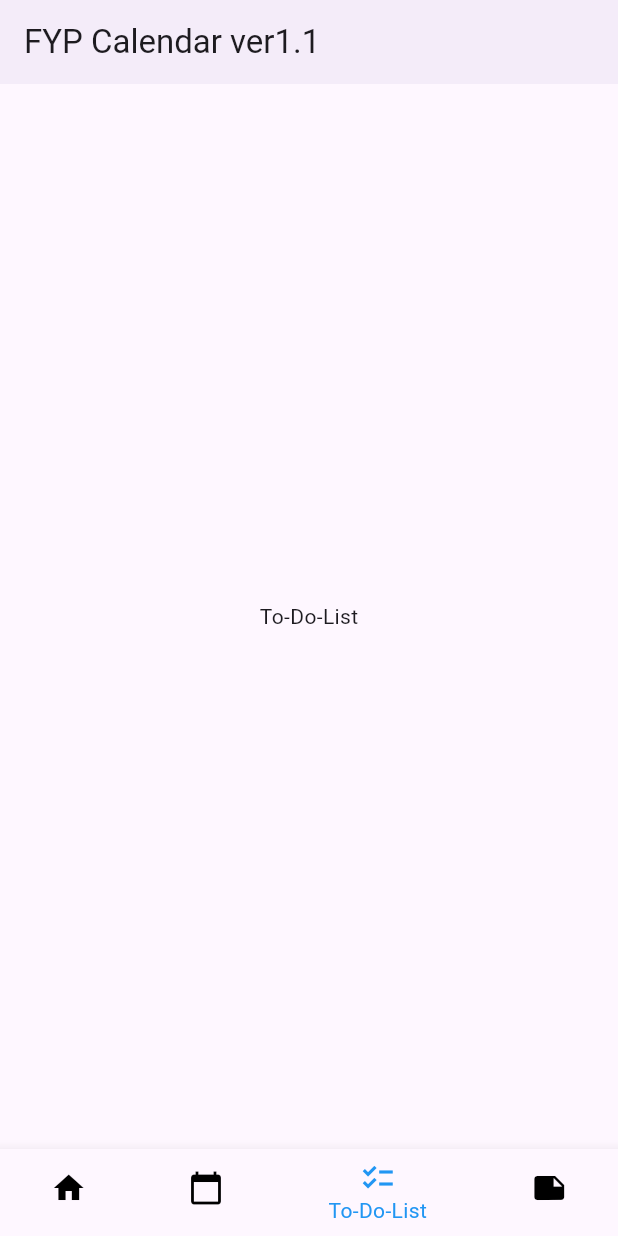
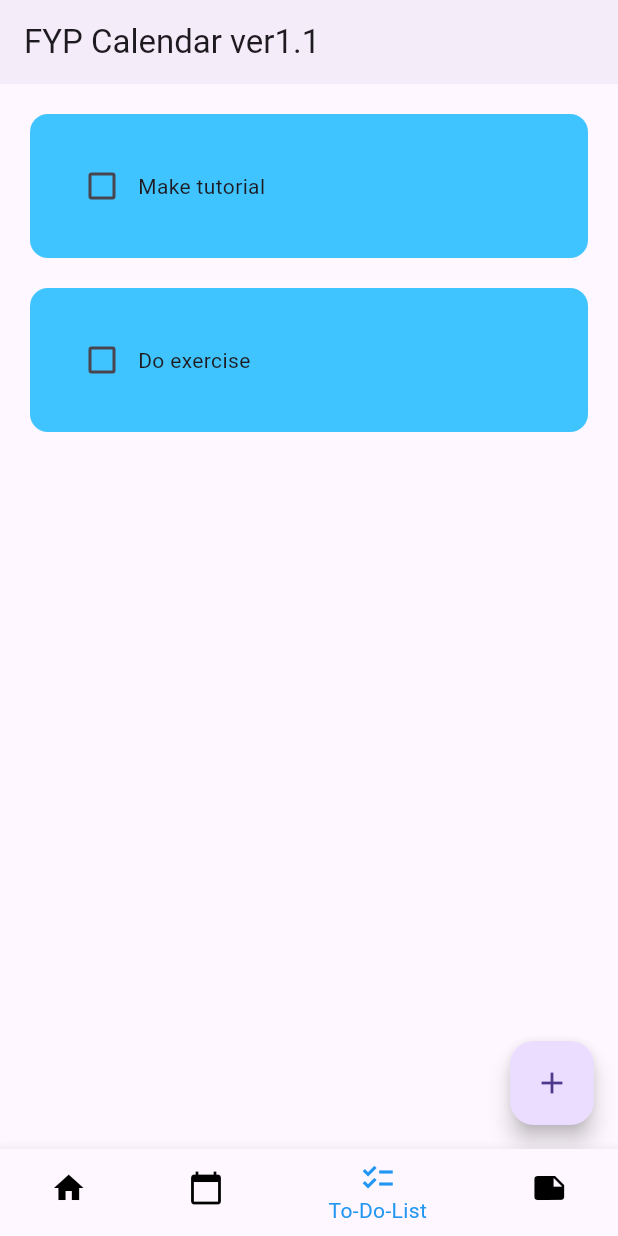
Before and after one commit to Kiu82012/FYP_202425_TaskManagementMobileApp, a Flutter app: the screen it shows after launch, swiped to page 3, on a phone screen of 412 x 824 dp. Run offline on Flutter 3.47's test engine with Material 3 defaults, Android fonts, the phone set to English and light mode, and no system bars; drawn by our look-alikes of flutter_slidable; missing offline and left inert: clean_calendar.

Commit message:
To do list
Add ,delete  function

```diff
--- /dev/null
+++ b/fyp/lib/ToDoList.dart
@@ -0,0 +1,55 @@
+import 'package:flutter/material.dart';
+import 'package:flutter_slidable/flutter_slidable.dart';
+
+class Todolist extends StatelessWidget {
+  final String taskName;
+  final bool taskCompleted;
+  Function(bool?)? onChanged;
+  Function(BuildContext)? deleteFunction;
+  Todolist(
+      {super.key,
+      required this.taskName,
+      required this.taskCompleted,
+      required this.onChanged,
+      required this.deleteFunction});
+
+  @override
+  Widget build(BuildContext context) {
+    return Padding(
+      padding: const EdgeInsets.only(left: 20, right: 20, top: 20),
+      child: Slidable(
+        endActionPane: ActionPane(
+            motion: StretchMotion(),
+            children: [
+              SlidableAction(
+                onPressed: deleteFunction,
+              icon: Icons.delete,
+              backgroundColor: Colors.red.shade300,
+                borderRadius: BorderRadius.circular(12),
+              )
+            ],
+        ),
+        child: Container(
+          padding: EdgeInsets.all(24),
+          child: Row(children: [
+            Checkbox(
+              value: taskCompleted,
+              onChanged: onChanged,
+              activeColor: Colors.black,
+            ),
+            Text(
+              taskName,
+              style: TextStyle(
+                  decoration: taskCompleted
+                      ? TextDecoration.lineThrough
+                      : TextDecoration.none),
+            ),
+          ]),
+          decoration: BoxDecoration(
+              color: Colors.lightBlueAccent,
+              borderRadius: BorderRadius.circular(12)),
+        ),
+      ),
+    );
+  }
+}
--- a/fyp/lib/main.dart
+++ b/fyp/lib/main.dart
@@ -1,7 +1,11 @@
 import 'package:clean_calendar/clean_calendar.dart';
 import 'package:flutter/material.dart';
+import 'package:fyp/ToDoList.dart';
+import 'package:fyp/dialog_box.dart';
 
-void main() => runApp(const MyApp());
+void main() {
+  runApp(const MyApp());
+}
 
 class MyApp extends StatelessWidget {
   const MyApp({super.key});
@@ -30,7 +34,19 @@ class _HomeState extends State<Home> {
   int _selectedIndex = 0; // Index of the selected tab
   PageController _pageController = PageController();
 
+  //text controller
+  final _controller=TextEditingController();
   List<DateTime> selectedDates = [];
+  List toDoList = [
+    ["Make tutorial", false],
+    ["Do exercise", false],
+  ];
+ //checkbox was tapped
+  void checkBoxChanged(bool? value, int index) {
+    setState(() {
+      toDoList[index][1] = !toDoList[index][1];
+    });
+  }
 
   void _onItemTapped(int index) {
     setState(() {
@@ -38,6 +54,34 @@ class _HomeState extends State<Home> {
       _pageController.jumpToPage(index);
     });
   }
+//save new task
+  void saveNewTask(){
+    setState(() {
+      toDoList.add([_controller.text,false]);
+      _controller.clear();
+    });
+    Navigator.of(context).pop();
+  }
+
+//create a new task
+  void createNewTask(){
+    showDialog(context: context, builder: (context){
+        return DialogBox(
+          controller: _controller,
+          onSave: saveNewTask,
+          onCancel: ()=> Navigator.of(context).pop(),);
+    });
+  }
+
+  //delete a task
+
+  void deleteTask(int index){
+    setState(() {
+      toDoList.removeAt(index);
+    });
+
+  }
+
 
   @override
   Widget build(BuildContext context) {
@@ -46,18 +90,24 @@ class _HomeState extends State<Home> {
         elevation: 2,
         title: const Text("FYP Calendar ver1.1"),
       ),
+
       body: PageView(
         controller: _pageController,
-        children:  [
+        children: [
           Center(
             child: Text('Home Page'),
-
           ),
           CleanCalendar(
-            weekdaysSymbol: const Weekdays(sunday: "Sun", monday: "Mon", tuesday: "Tue", wednesday: "Wed", thursday: "Thur", friday: "Fri", saturday: "Sat"),
+            weekdaysSymbol: const Weekdays(
+                sunday: "Sun",
+                monday: "Mon",
+                tuesday: "Tue",
+                wednesday: "Wed",
+                thursday: "Thur",
+                friday: "Fri",
+                saturday: "Sat"),
             generalDatesProperties: DatesProperties(
-              datesDecoration: DatesDecoration(
-              ),
+              datesDecoration: DatesDecoration(),
               // Configuration for the CleanCalendar widget
             ),
             currentDateProperties: DatesProperties(
@@ -67,9 +117,30 @@ class _HomeState extends State<Home> {
               ),
             ),
           ),
-          Center(
-            child: Text('To-Do-List'),
+          Stack(
+            children: [
+              ListView.builder(
+              itemCount: toDoList.length,
+                itemBuilder: (BuildContext context, int index) {
+               return Todolist(
+                 taskName: toDoList[index][0],
+                 taskCompleted: toDoList[index][1],
+                  onChanged: (value) => checkBoxChanged(value, index),
+                deleteFunction: (context)=> deleteTask(index),
+               );
+            },
+              ),
+              Positioned(
+                bottom: 16.0,
+                right: 16.0,
+                child:FloatingActionButton(
+                onPressed: createNewTask,
+                child: Icon(Icons.add),
+              ),
+              )
+          ],
           ),
+
           Center(
             child: Text('Reminder'),
           ),
@@ -79,7 +150,9 @@ class _HomeState extends State<Home> {
             _selectedIndex = index;
           });
         },
+
       ),
+
       bottomNavigationBar: BottomNavigationBar(
         items: const <BottomNavigationBarItem>[
           BottomNavigationBarItem(
@@ -90,7 +163,6 @@ class _HomeState extends State<Home> {
             icon: Icon(Icons.calendar_today),
             label: 'Calendar',
           ),
-
           BottomNavigationBarItem(
             icon: Icon(Icons.checklist),
             label: 'To-Do-List',
--- a/fyp/pubspec.yaml
+++ b/fyp/pubspec.yaml
@@ -30,15 +30,19 @@ environment:
 dependencies:
   flutter:
     sdk: flutter
+  hive: ^2.2.3
+  hive_flutter: ^1.1.0
 
 
   # The following adds the Cupertino Icons font to your application.
   # Use with the CupertinoIcons class for iOS style icons.
   cupertino_icons: ^1.0.8
+  flutter_slidable: ^3.1.1
   clean_calendar: ^2.0.0
 dev_dependencies:
   flutter_test:
     sdk: flutter
+
 
   # The "flutter_lints" package below contains a set of recommended lints to
   # encourage good coding practices. The lint set provided by the package is
```
Also changed, not shown: fyp/lib/dialog_box.dart (added, +50 -0 lines), fyp/lib/my_button.dart (added, +18 -0 lines), fyp/pubspec.lock, 1 other file.
